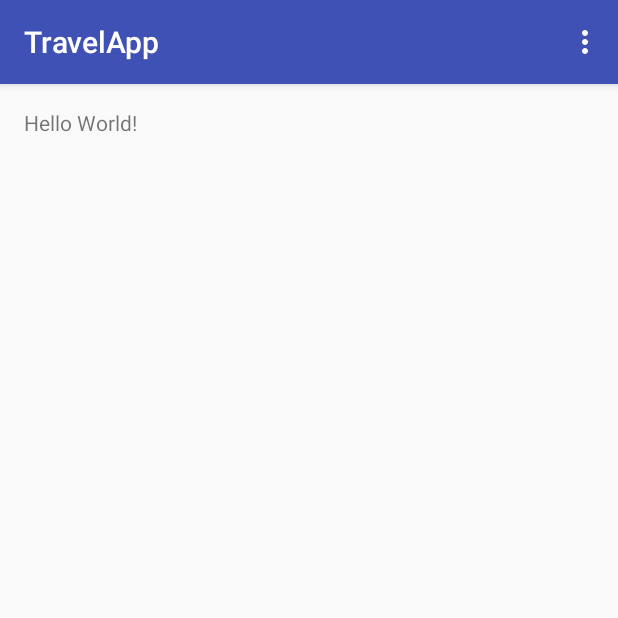
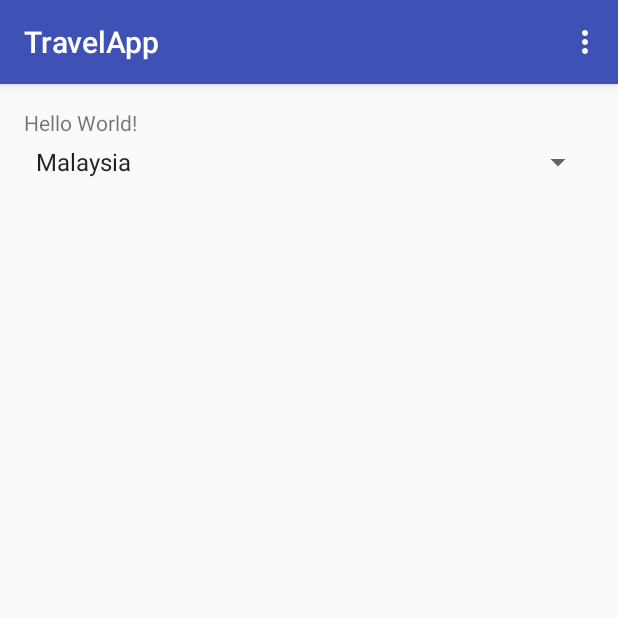
Before and after one commit to privatejw/TravelApp, an Android app: the screen it shows after launch (MainActivity), on a phone screen of 412 x 824 dp, the top half of it. Run offline under Robolectric (Android 15) with nearby library versions, the phone set to English and light mode, and no system bars.

Commit message:
added database format and function to read from database

```diff
--- a/app/src/main/java/class1/istd/travelapp/RouteOptimisation.java
+++ b/app/src/main/java/class1/istd/travelapp/RouteOptimisation.java
@@ -14,5 +14,4 @@ public class RouteOptimisation {
         return 0.6*time + 0.4*price;
     }
 
-    private class Node {}
 }
--- a/app/src/main/res/layout/content_main.xml
+++ b/app/src/main/res/layout/content_main.xml
@@ -17,4 +17,14 @@
         android:layout_width="wrap_content"
         android:layout_height="wrap_content"
         android:text="Hello World!" />
+
+    <Spinner
+        android:layout_width="match_parent"
+        android:layout_height="wrap_content"
+        android:id="@+id/spinner"
+        android:layout_below="@+id/textView"
+        android:layout_alignParentLeft="true"
+        android:layout_alignParentStart="true"
+        android:entries="@array/country_arrays"
+        android:layout_marginTop="24dp" />
 </RelativeLayout>
--- a/app/src/main/res/values/strings.xml
+++ b/app/src/main/res/values/strings.xml
@@ -1,4 +1,14 @@
 <resources>
     <string name="app_name">TravelApp</string>
     <string name="action_settings">Settings</string>
+    <string-array name="country_arrays">
+        <item>Malaysia</item>
+        <item>United States</item>
+        <item>Indonesia</item>
+        <item>France</item>
+        <item>Italy</item>
+        <item>Singapore</item>
+        <item>New Zealand</item>
+        <item>India</item>
+    </string-array>
 </resources>
```
Also changed, not shown: app/src/main/java/class1/istd/travelapp/MyDatabase.java (added, +59 -0 lines), app/src/main/java/class1/istd/travelapp/Node.java (added, +20 -0 lines), app/src/main/java/class1/istd/travelapp/ReadFiles.java (added, +8 -0 lines), 1 other file.
